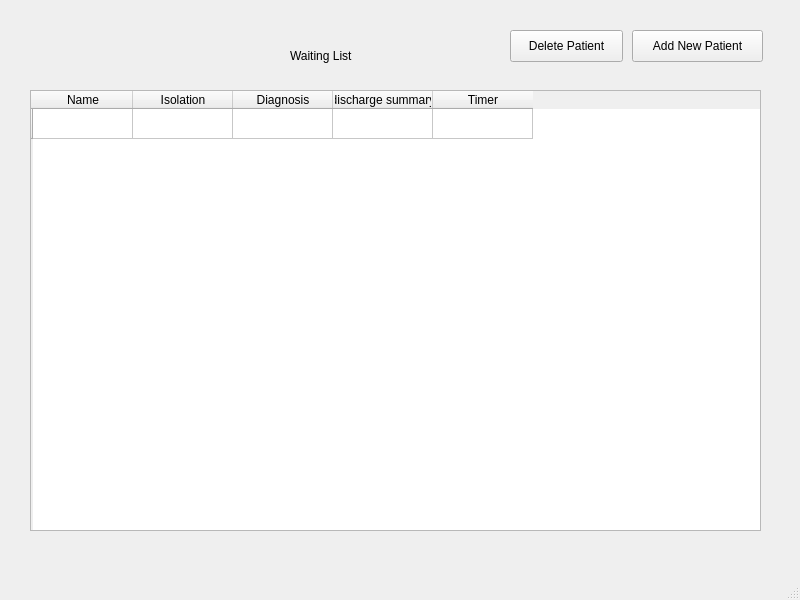
imp-javis/bed-manager, file waitinglist.ui: the form before one commit.
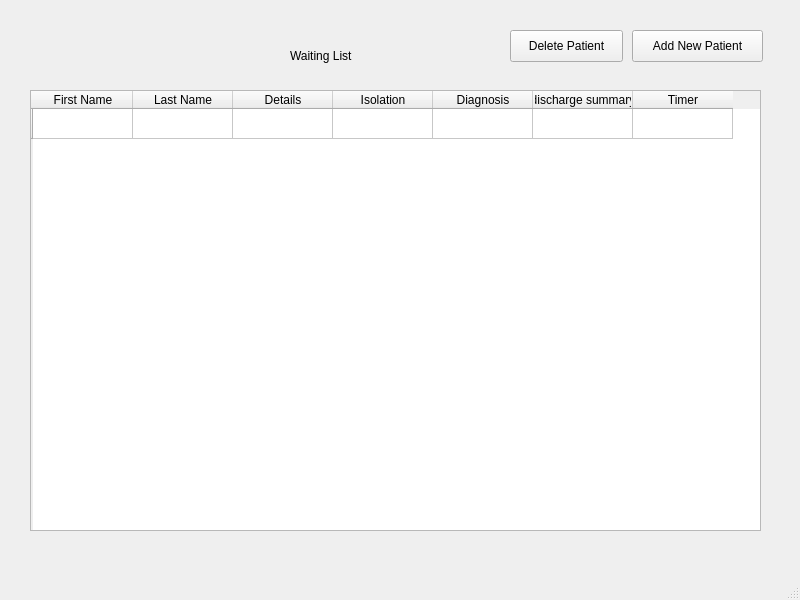
The form after the commit.

Patch:
```diff
--- a/waitinglist.ui
+++ b/waitinglist.ui
@@ -71,7 +71,17 @@
     </row>
     <column>
      <property name="text">
-      <string>Name</string>
+      <string>First Name</string>
+     </property>
+    </column>
+    <column>
+     <property name="text">
+      <string>Last Name</string>
+     </property>
+    </column>
+    <column>
+     <property name="text">
+      <string>Details</string>
      </property>
     </column>
     <column>
```
